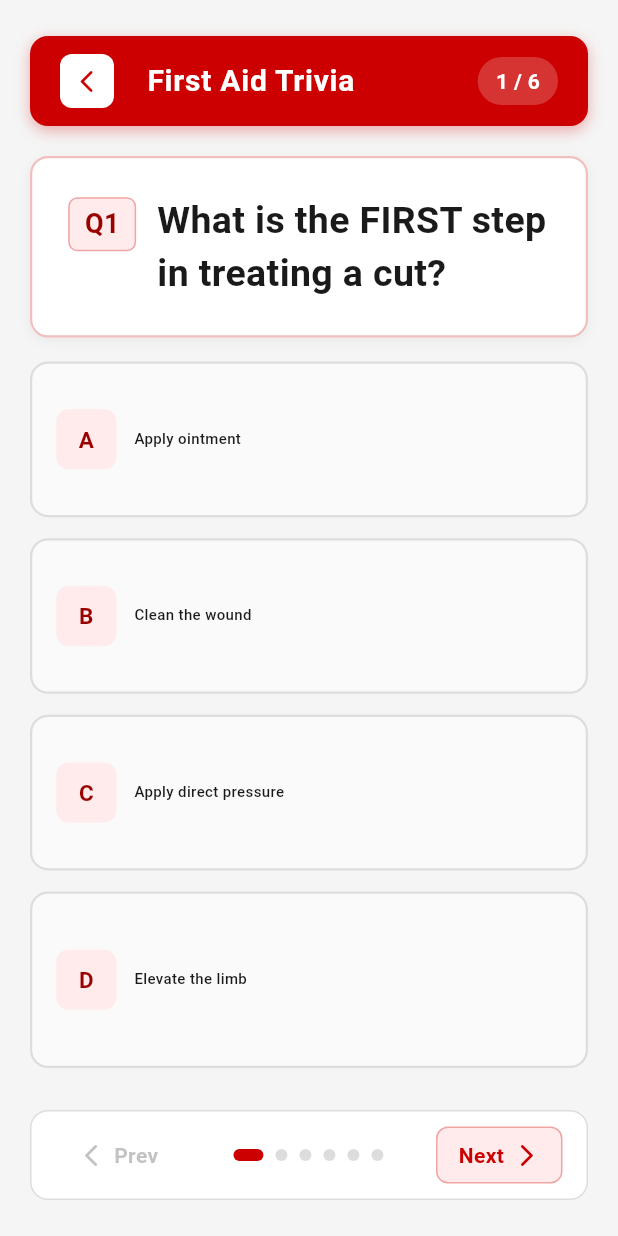
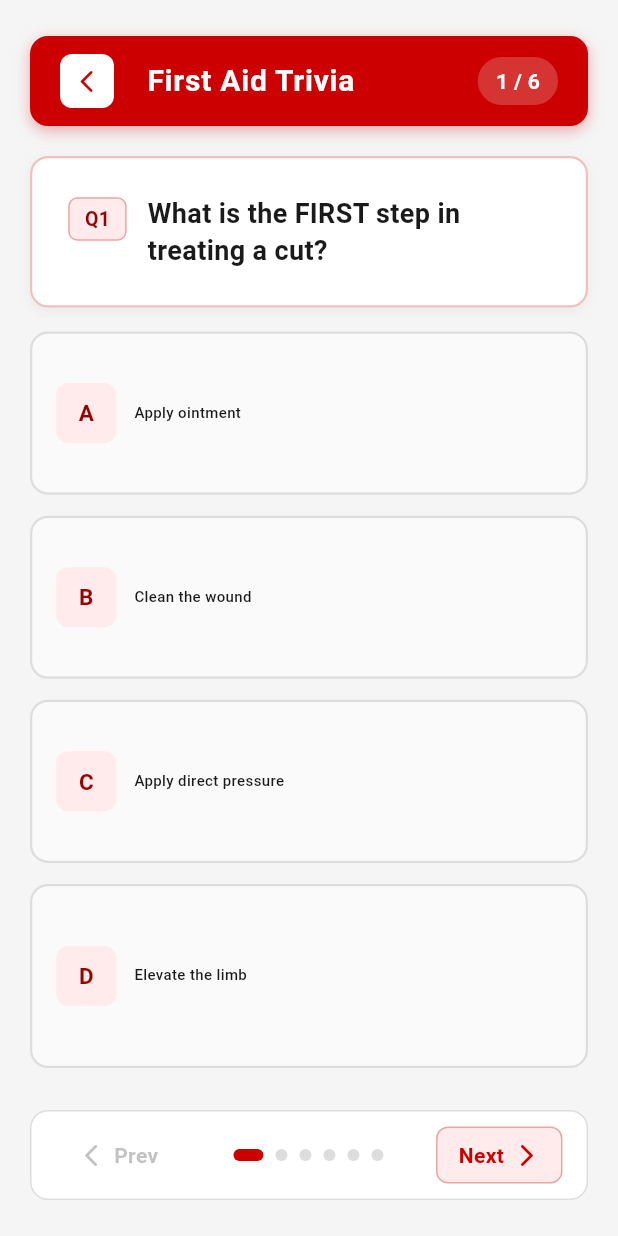
Before and after one commit to ihm1214/HerdA4G, a Flutter app: the TriviaScreen screen opened directly, on a phone screen of 412 x 824 dp. Run offline on Flutter 3.47's test engine with Material 3 defaults, Android fonts, the phone set to English and light mode, and no system bars; our stand-ins replace shared_preferences; accounts and stored records are empty.

Commit message:
fixing a big merge error

```diff
--- a/lib/categories.dart
+++ b/lib/categories.dart
@@ -2,6 +2,7 @@ import 'package:flutter/material.dart';
 import 'model.dart';
 import 'module.dart';
 import 'trivia.dart';
+import 'services/primary_service.dart';
 
 class Categories extends StatelessWidget {
   final AilmentCategory category;
--- a/lib/trivia.dart
+++ b/lib/trivia.dart
@@ -308,7 +308,7 @@ class _TriviaScreenState extends State<TriviaScreen> {
               style: const TextStyle(
                   color: kRedDark,
                   fontWeight: FontWeight.w700,
-                  fontSize: 18),
+                  fontSize: 13),
             ),
           ),
           const SizedBox(width: 14),
@@ -316,7 +316,7 @@ class _TriviaScreenState extends State<TriviaScreen> {
             child: Text(
               _current.question,
               style: const TextStyle(
-                fontSize: 25,
+                fontSize: 18,
                 fontWeight: FontWeight.w600,
                 color: kTextDark,
                 height: 1.4,
@@ -331,7 +331,6 @@ class _TriviaScreenState extends State<TriviaScreen> {
   // 2 x 2 question grid
 
   Widget _buildAnswerGrid() {
-
     return Expanded(
       child: LayoutBuilder(
         builder: (context, constraints) {
@@ -346,7 +345,7 @@ class _TriviaScreenState extends State<TriviaScreen> {
                     Expanded(child: _buildTile(1)),
                   ]),
                 ),
-                const SizedBox(height: 2),
+                const SizedBox(height: 18),
                 Expanded(
                   child: Row(children: [
                     Expanded(child: _buildTile(2)),
@@ -427,12 +426,12 @@ class _TriviaScreenState extends State<TriviaScreen> {
         ),
         child: Padding(
           padding:
-              const EdgeInsets.symmetric(horizontal: 16, vertical: 20),
+              const EdgeInsets.symmetric(horizontal: 16, vertical: 14),
           child: Row(
             children: [
               AnimatedContainer(
                 duration: const Duration(milliseconds: 250),
-                //this is where to adjust the answer box dimensions
+                //this is where to adjust the answer dimensions
                 width: 40,
                 height: 40,
                 decoration: BoxDecoration(
```
Also changed, not shown: 1 other file.
